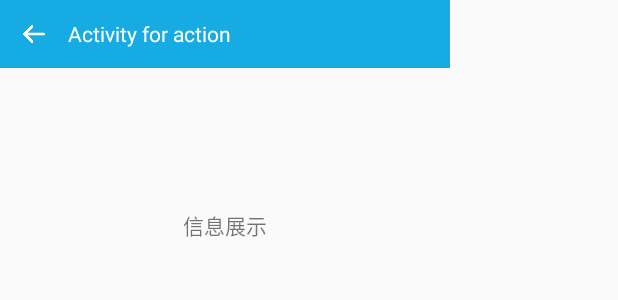
After one commit to 18518373576/androidDevelopHelper, an Android app: the layout activity_action_intent.xml on its own in the app's theme, with its tools: preview values and no code run, on a phone screen of 412 x 824 dp. The commit adds this screen. Shown: the top 300 px of the screen. Run offline under Robolectric (Android 15) with nearby library versions, the phone set to English and light mode, and no system bars.

Commit message:
activity隐式启动

```diff
--- a/DeveloperHelper/developerandroidx/src/main/java/com/example/developerandroidx/ui/android/activity/ActivityAnalysisActivity.java
+++ b/DeveloperHelper/developerandroidx/src/main/java/com/example/developerandroidx/ui/android/activity/ActivityAnalysisActivity.java
@@ -1,7 +1,9 @@
 package com.example.developerandroidx.ui.android.activity;
 
 import android.annotation.SuppressLint;
+import android.content.Intent;
 import android.content.pm.ActivityInfo;
+import android.net.Uri;
 import android.os.Bundle;
 import android.util.Log;
 import android.view.View;
@@ -121,7 +123,9 @@ public class ActivityAnalysisActivity extends BaseActivity {
                 RouteUtil.goToCodeViewActivity(context, CodeVariate.getInstance().getCode_5());
                 break;
             case R.id.btn_action_start://activity隐式启动
-
+                Intent intent = new Intent("com.example.developerandroidx.ActionIntentActivity");
+                intent.setData(Uri.parse("example://example.com:1080/from?message=ActivityAnalysisActivity"));
+                startActivity(intent);
                 break;
             case R.id.btn_start_for_result://启动activity带返回结果
 
--- /dev/null
+++ b/DeveloperHelper/developerandroidx/src/main/res/layout/activity_action_intent.xml
@@ -0,0 +1,39 @@
+<?xml version="1.0" encoding="utf-8"?>
+<androidx.constraintlayout.widget.ConstraintLayout xmlns:android="http://schemas.android.com/apk/res/android"
+    xmlns:app="http://schemas.android.com/apk/res-auto"
+    xmlns:tools="http://schemas.android.com/tools"
+    android:layout_width="@dimen/dp300"
+    android:layout_height="@dimen/dp300"
+    tools:context=".ui.android.activity.launchMode.StandardActivity">
+
+    <TextView
+        android:id="@+id/tv_title"
+        android:layout_width="@dimen/dp300"
+        android:layout_height="@dimen/dp45"
+        android:background="@color/colorMain"
+        android:gravity="center_vertical"
+        android:paddingLeft="@dimen/dp45"
+        android:text="Activity for action"
+        android:textColor="@color/white"
+        app:layout_constraintLeft_toLeftOf="parent"
+        app:layout_constraintTop_toTopOf="parent" />
+
+    <ImageView
+        android:id="@+id/iv_back"
+        android:layout_width="@dimen/dp45"
+        android:layout_height="@dimen/dp45"
+        android:padding="@dimen/dp15"
+        android:src="@mipmap/icon_back"
+        app:layout_constraintLeft_toLeftOf="parent"
+        app:layout_constraintTop_toTopOf="parent"></ImageView>
+
+    <TextView
+        android:id="@+id/tv_message"
+        android:layout_width="wrap_content"
+        android:layout_height="wrap_content"
+        android:text="信息展示"
+        app:layout_constraintBottom_toBottomOf="parent"
+        app:layout_constraintEnd_toEndOf="parent"
+        app:layout_constraintStart_toStartOf="parent"
+        app:layout_constraintTop_toTopOf="parent" />
+</androidx.constraintlayout.widget.ConstraintLayout>
```
Also changed, not shown: DeveloperHelper/developerandroidx/src/main/AndroidManifest.xml (+17 -4 lines), DeveloperHelper/developerandroidx/src/main/java/com/example/developerandroidx/ui/android/activity/actionIntent/ActionIntentActivity.java (added, +39 -0 lines), DeveloperHelper/developerandroidx/src/main/java/com/example/developerandroidx/utils/CodeVariate.java (+47 -1 lines).
